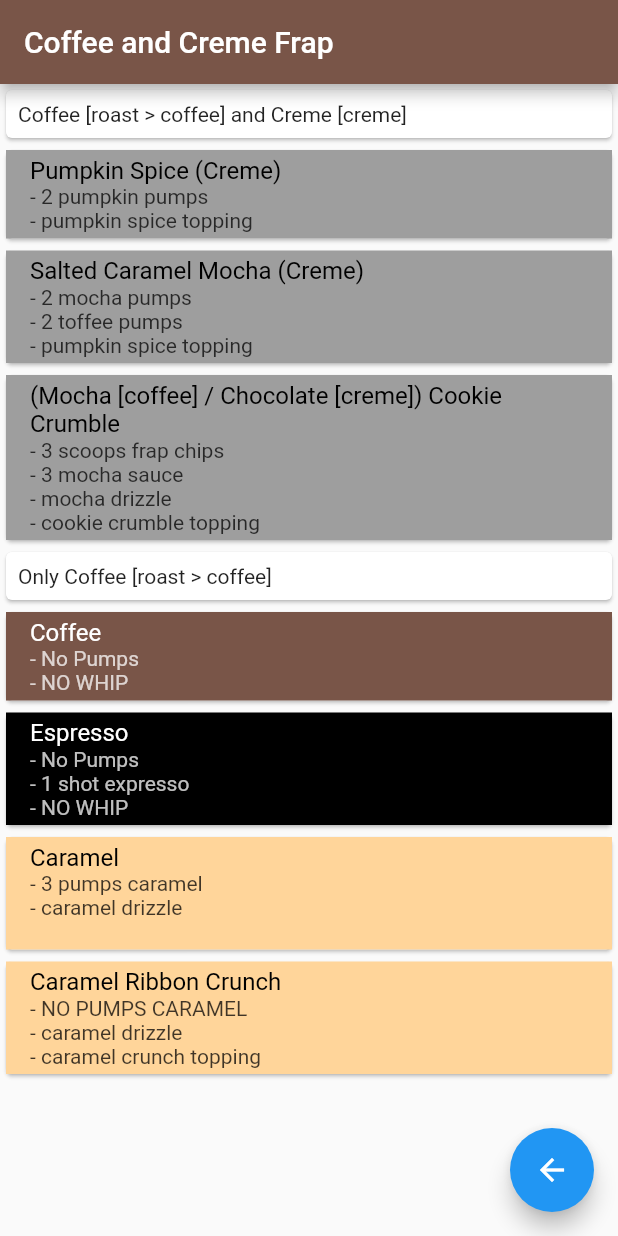
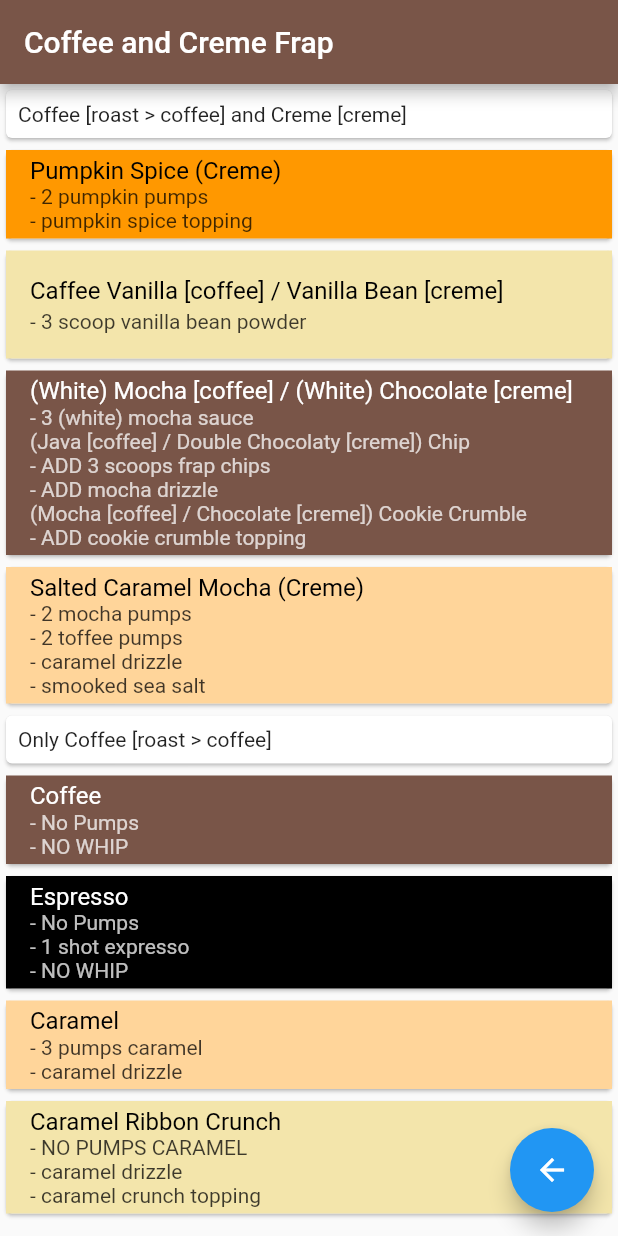
Before and after one commit to b-cancel/starbucks_drinks, a Flutter app: the screen it shows after launch, after a tap on "Fraps", on a phone screen of 412 x 824 dp. Run offline on Flutter 3.47's test engine with Material 2 defaults, Android fonts, the phone set to English and light mode, and no system bars.

Commit message:
frap section added... add all other stuffs

```diff
--- a/starbucks_drinks/lib/frap.dart
+++ b/starbucks_drinks/lib/frap.dart
@@ -108,25 +108,34 @@ class CoffeeAndCreme extends StatelessWidget {
             "Coffee [roast > coffee] and Creme [creme]"
           ),
           MyListTile(
-            color: Colors.grey,
+            color: Colors.orange,
             title: "Pumpkin Spice (Creme)",
             subtitle: "- 2 pumpkin pumps\n"
             + "- pumpkin spice topping",
           ),
           MyListTile(
-            color: Colors.grey,
+            color: Color(0xFFF3E5AB),
+            title: "Caffee Vanilla [coffee] / Vanilla Bean [creme]",
+            subtitle: "- 3 scoop vanilla bean powder",
+          ),
+          MyListTile(
+            color: Colors.brown,
+            title: "(White) Mocha [coffee] / (White) Chocolate [creme]",
+            subtitle: "- 3 (white) mocha sauce\n"
+            + "(Java [coffee] / Double Chocolaty [creme]) Chip\n"
+            + "- ADD 3 scoops frap chips\n"
+            + "- ADD mocha drizzle\n"
+            + "(Mocha [coffee] / Chocolate [creme]) Cookie Crumble\n"
+            + "- ADD cookie crumble topping",
+            whiteText: true,
+          ),
+          MyListTile(
+            color: Color(0xFFFFD59A),
             title: "Salted Caramel Mocha (Creme)",
             subtitle: "- 2 mocha pumps\n"
             + "- 2 toffee pumps\n"
-            + "- pumpkin spice topping",
-          ),
-          MyListTile(
-            color: Colors.grey,
-            title: "(Mocha [coffee] / Chocolate [creme]) Cookie Crumble",
-            subtitle: "- 3 scoops frap chips\n"
-            + "- 3 mocha sauce\n"
-            + "- mocha drizzle\n"
-            + "- cookie crumble topping",
+            + "- caramel drizzle\n"
+            + "- smooked sea salt",
           ),
           TextCard(
             "Only Coffee [roast > coffee]"
@@ -150,10 +159,10 @@ class CoffeeAndCreme extends StatelessWidget {
             color: Color(0xFFFFD59A),
             title: "Caramel",
             subtitle: "- 3 pumps caramel\n"
-            + "- caramel drizzle\n"
+            + "- caramel drizzle"
           ),
           MyListTile(
-            color: Color(0xFFFFD59A),
+            color: Color(0xFFF3E5AB),
             title: "Caramel Ribbon Crunch",
             subtitle: "- NO PUMPS CARAMEL\n"
             + "- caramel drizzle\n"
--- a/starbucks_drinks/lib/main.dart
+++ b/starbucks_drinks/lib/main.dart
@@ -17,14 +17,19 @@ class MyApp extends StatelessWidget {
 Function makeSnackBar(BuildContext context, String text){
   return (){
     final snackBar = SnackBar(
-      content: Text(text),
+      content: InkWell(
+        onTap: (){
+          Scaffold.of(context).hideCurrentSnackBar();
+        },
+        child: Text(text),
+      ),
     );
     Scaffold.of(context).hideCurrentSnackBar();
     Scaffold.of(context).showSnackBar(snackBar);
   };
 }
 
-Function makePopUp(BuildContext context, String title, String body){
+Function makePopUp(BuildContext context, Widget title, Widget body){
   return () {
     Scaffold.of(context).hideCurrentSnackBar();
     showDialog(
@@ -32,12 +37,11 @@ Function makePopUp(BuildContext context, String title, String body){
       builder: (BuildContext context) {
         // return object of type Dialog
         return SimpleDialog(
-          title: new Text(title),
+          titlePadding: EdgeInsets.all(0),
+          contentPadding: EdgeInsets.all(0),
+          title: title,
           children: <Widget>[
-            Container(
-              padding: EdgeInsets.all(24),
-              child: Text(body),
-            ),
+            body,
           ],
         );
       },
@@ -211,14 +215,35 @@ class FrapSection extends StatelessWidget {
             ),
           );
         },
-        (){
-          Navigator.push(
-            context,
-            MaterialPageRoute(
-              builder: (context) => OnlyCreme(),
-            ),
-          );
-        },
+        makePopUp(
+          context,
+          Container(
+            padding: EdgeInsets.all(16),
+            color: Colors.yellow,
+            child: Text("Only Creme"),
+          ),
+          Column(
+            children: <Widget>[
+              MyListTile(
+                color: Colors.red,
+                title: "Strawberry",
+                subtitle: "- strawberry purre in mix, and on top",
+              ),
+              MyListTile(
+                color: Colors.amber,
+                title: "Chai",
+                subtitle: "- 2 pumps chai\n"
+                  + "- cinnamon powder",
+              ),
+              MyListTile(
+                color: Colors.lightGreen,
+                title: "Match Green Tea",
+                subtitle: "- 3 pumps classic\n"
+                  + "- 3 scoops matcha powder"
+              ),
+            ],
+          ),
+        ),
       ],
     );
   }
@@ -294,32 +319,52 @@ class ColdBrewSection extends StatelessWidget {
       ],
       colors: [
         Colors.black,
-        Colors.black,
-        Colors.black,
-        Colors.black,
-        Colors.black,
+        Colors.orange,
+        Colors.brown,
+        Colors.white,
+        Colors.grey,
       ],
       onTaps: [
-        makeSnackBar(
+        makePopUp(
           context,
-          //"(non fat / sweet creme) blended\n"
-          "3 wetter / 4 dryer\n"
-          + "1 / 2 / [2/3]\n\n"
-
-          + "Regular\n"
-          + "- nonfat milk\n\n"
-
-          + "Pumpkin Cream\n"
-          + "- sweet cream\n"
-          + "- pumpkin sauce\n\n"
-
-          + "Salted Cream\n"
-          + "- sweet cream\n"
-          + "- salt packets\n\n"
-
-          + "Cascara\n"
-          + "- nonfat milk\n"
-          + "- cascara syrup"
+          Container(
+            padding: EdgeInsets.all(16),
+            color: Colors.yellow,
+            child: Text(
+              "Cream Formulas\n"
+              + "3 wetter / 4 dryer\n"
+              + "1 / 2 / [2/3]",
+            ),
+          ),
+          Column(
+            children: <Widget>[
+            //Cream Formulas
+              MyListTile(
+                color: Colors.white,
+                title: "Regular",
+                subtitle: "- non fat milk",
+              ),
+              MyListTile(
+                color: Colors.amber,
+                title: "Pumpkin",
+                subtitle: "- sweet cream\n"
+                + "- pumpkin sauce",
+              ),
+              MyListTile(
+                color: Colors.grey,
+                title: "Salted",
+                subtitle: "- sweet cream\n"
+                + "- salt packets"
+              ),
+              MyListTile(
+                color: Colors.brown,
+                title: "Cascara",
+                subtitle: "- nonfat milk\n"
+                + "- cascara syrup",
+                whiteText: true,
+              ),
+            ],
+          ),
         ),
         /*
         "Pumpkin 2V"
```
